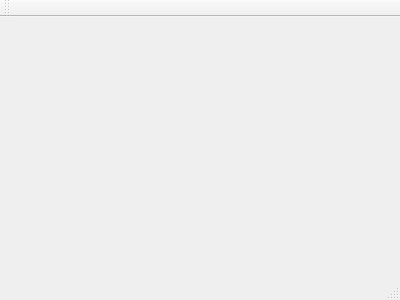
Before: the Qt Designer form VacuumCleaner/mainwindow.ui in kwidz/AIVacuumCleaner, drawn with Qt 5.
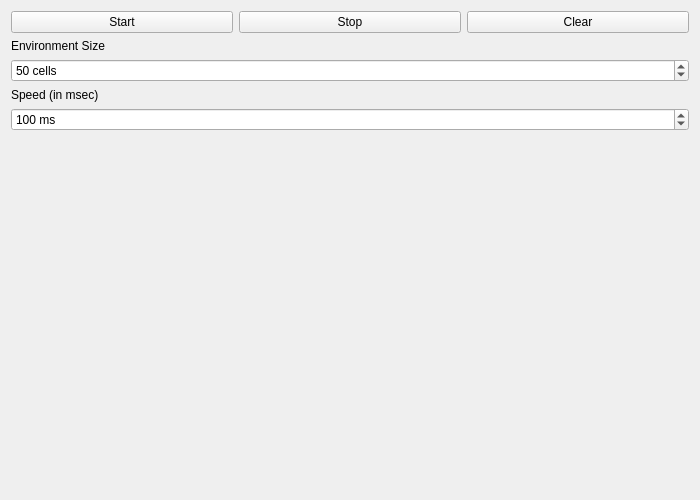
After: the same form once the commit is applied.

```diff
--- a/VacuumCleaner/mainwindow.ui
+++ b/VacuumCleaner/mainwindow.ui
@@ -1,24 +1,124 @@
 <ui version="4.0">
  <class>MainWindow</class>
- <widget class="QMainWindow" name="MainWindow" >
-  <property name="geometry" >
+ <widget class="QMainWindow" name="MainWindow">
+  <property name="geometry">
    <rect>
     <x>0</x>
     <y>0</y>
-    <width>400</width>
-    <height>300</height>
+    <width>700</width>
+    <height>500</height>
    </rect>
   </property>
   <property name="windowTitle" >
    <string>MainWindow</string>
   </property>
-  <widget class="QMenuBar" name="menuBar" />
-  <widget class="QToolBar" name="mainToolBar" />
-  <widget class="QWidget" name="centralWidget" />
-  <widget class="QStatusBar" name="statusBar" />
+  <widget class="QWidget" name="centralWidget">
+   <layout class="QHBoxLayout" name="horizontalLayout">
+    <item>
+     <layout class="QHBoxLayout" name="mainLayout">
+      <item>
+       <layout class="QVBoxLayout" name="gameLayout"/>
+      </item>
+      <item>
+       <layout class="QVBoxLayout" name="setLayout">
+        <item>
+         <layout class="QHBoxLayout" name="controlLayout">
+          <item>
+           <widget class="QPushButton" name="startButton">
+            <property name="text">
+             <string>Start</string>
+            </property>
+           </widget>
+          </item>
+          <item>
+           <widget class="QPushButton" name="stopButton">
+            <property name="text">
+             <string>Stop</string>
+            </property>
+           </widget>
+          </item>
+          <item>
+           <widget class="QPushButton" name="clearButton">
+            <property name="text">
+             <string>Clear</string>
+            </property>
+           </widget>
+          </item>
+         </layout>
+        </item>
+        <item>
+         <widget class="QLabel" name="label">
+          <property name="text">
+           <string>Environment Size</string>
+          </property>
+         </widget>
+        </item>
+        <item>
+         <widget class="QSpinBox" name="cellsControl">
+          <property name="suffix">
+           <string> cells</string>
+          </property>
+          <property name="minimum">
+           <number>10</number>
+          </property>
+          <property name="maximum">
+           <number>400</number>
+          </property>
+          <property name="value">
+           <number>50</number>
+          </property>
+         </widget>
+        </item>
+        <item>
+         <widget class="QLabel" name="label2">
+          <property name="text">
+           <string>Speed (in msec)</string>
+          </property>
+         </widget>
+        </item>
+        <item>
+         <widget class="QSpinBox" name="iterInterval">
+          <property name="suffix">
+           <string> ms</string>
+          </property>
+          <property name="minimum">
+           <number>50</number>
+          </property>
+          <property name="maximum">
+           <number>100000</number>
+          </property>
+          <property name="singleStep">
+           <number>10</number>
+          </property>
+          <property name="value">
+           <number>100</number>
+          </property>
+         </widget>
+        </item>
+        <item>
+         <layout class="QHBoxLayout" name="fileLayout"/>
+        </item>
+        <item>
+         <spacer name="verticalSpacer">
+          <property name="orientation">
+           <enum>Qt::Vertical</enum>
+          </property>
+          <property name="sizeHint" stdset="0">
+           <size>
+            <width>20</width>
+            <height>40</height>
+           </size>
+          </property>
+         </spacer>
+        </item>
+       </layout>
+      </item>
+     </layout>
+    </item>
+   </layout>
+  </widget>
  </widget>
- <layoutDefault spacing="6" margin="11" />
- <pixmapfunction></pixmapfunction>
+ <layoutdefault spacing="6" margin="11"/>
  <resources/>
  <connections/>
 </ui>
```
Left out of the diff: 5 changed lines with no effect on the pictures.
